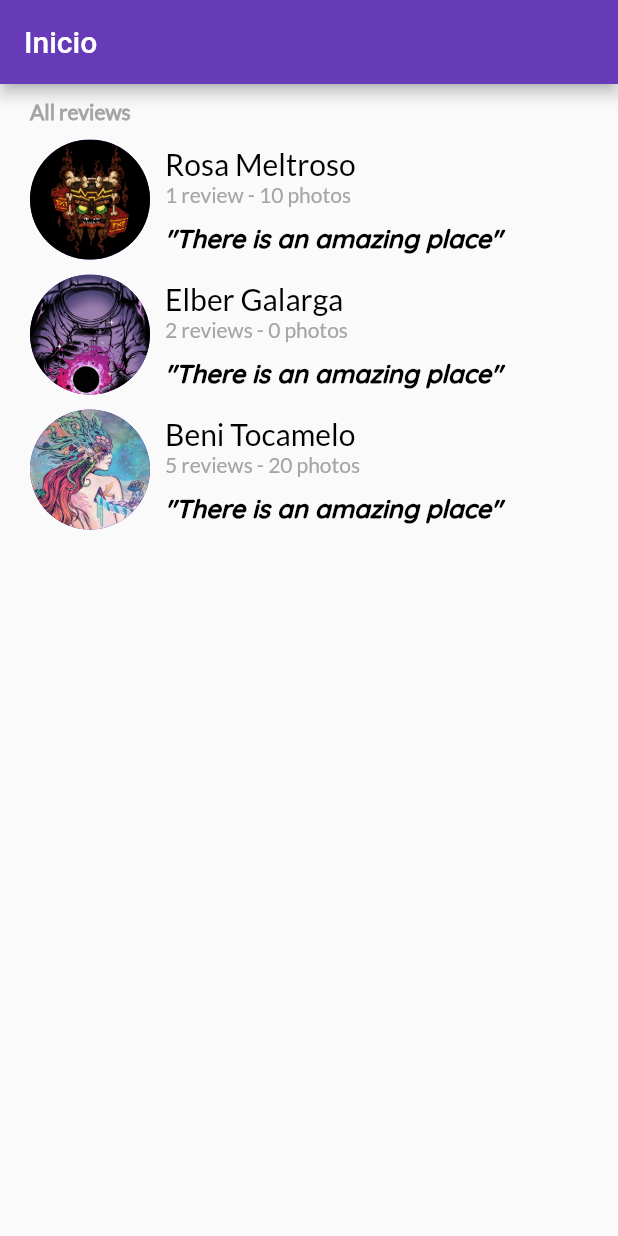
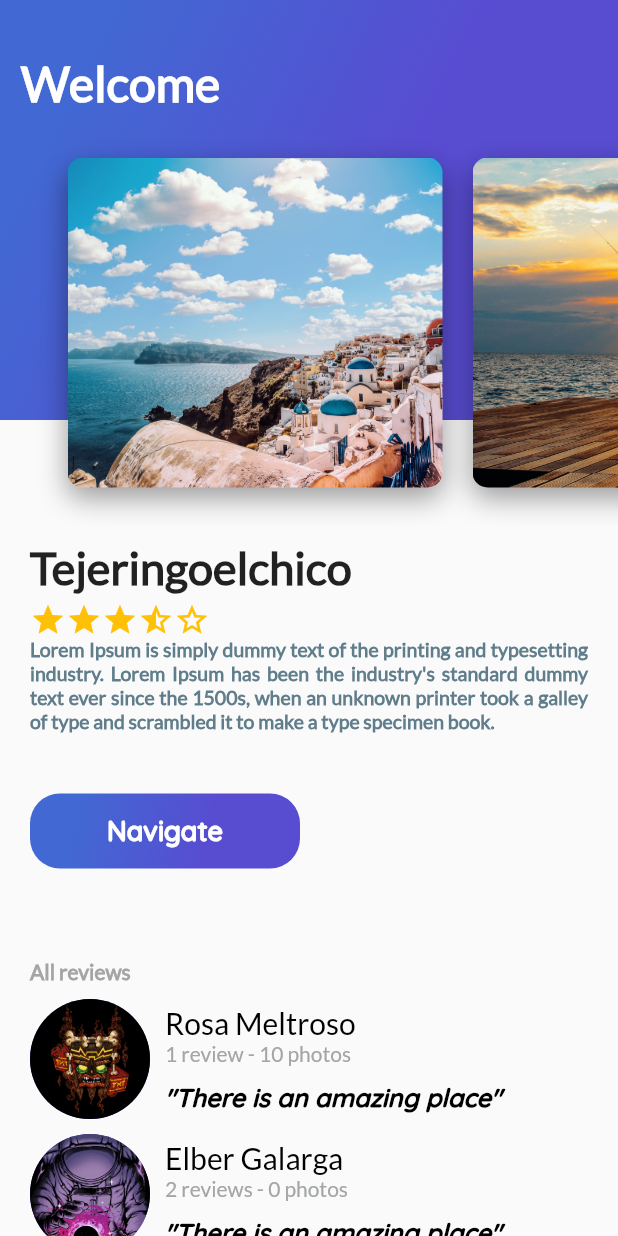
Before and after one commit to mcortegana/flutter-examples, a Flutter app: the screen it shows after launch, on a phone screen of 412 x 824 dp. Run offline on Flutter 3.47's test engine with Material 2 defaults, Android fonts, the phone set to English and light mode, and no system bars.

Commit message:
[DemoTrips] First view completed. + Header background. + ListView. + Scrolling. + Button.

```diff
--- /dev/null
+++ b/demo_trips_app/lib/header/card_image.dart
@@ -0,0 +1,32 @@
+import 'package:flutter/material.dart';
+
+class CardImage extends StatelessWidget {
+  static const String pathFolder = 'assets/images/nature/';
+  String imageName;
+
+  CardImage(this.imageName);
+
+  Widget createCardImage() {
+    return Container(
+        height: 450,
+        width: 250,
+        margin: EdgeInsets.only(top: 80.0, left: 20.0),
+        decoration: BoxDecoration(
+            image: DecorationImage(
+                fit: BoxFit.cover, image: AssetImage('$pathFolder$imageName')),
+            borderRadius: BorderRadius.all(Radius.circular(10)),
+            shape: BoxShape.rectangle,
+            boxShadow: <BoxShadow>[
+              BoxShadow(
+                color: Colors.black38,
+                blurRadius: 15.0,
+                offset: Offset(0.0, 7.0)
+              )
+            ]));
+  }
+
+  @override
+  Widget build(BuildContext context) {
+    return createCardImage();
+  }
+}
--- /dev/null
+++ b/demo_trips_app/lib/header/card_image_list.dart
@@ -0,0 +1,29 @@
+import 'package:demo_trips_app/header/card_image.dart';
+import 'package:flutter/material.dart';
+
+class CardImageList extends StatelessWidget {
+
+  Widget createListView() {
+    return Container(
+      height: 350,
+      child: ListView(
+        padding: EdgeInsets.all(25),
+        scrollDirection: Axis.horizontal,
+        children: <Widget>[
+          CardImage('beach-city.jpg'),
+          CardImage('bay-beach-bicycle.jpg'),
+          CardImage('beach-bright-clear-sky.jpg'),
+          CardImage('beach-buildings-clouds.jpg'),
+          CardImage('beach-calm-coconut-tree.jpg'),
+          CardImage('pascal-debrunner.jpg'),
+        ],
+      ),
+    );
+  }
+
+  @override
+  Widget build(BuildContext context) {
+    return createListView();
+  }
+
+}
--- /dev/null
+++ b/demo_trips_app/lib/header/gradient_background.dart
@@ -0,0 +1,39 @@
+import 'package:flutter/material.dart';
+
+class GradientBackground extends StatelessWidget {
+
+  String viewTitle;
+
+
+  GradientBackground(this.viewTitle);
+
+  @override
+  Widget build(BuildContext context) {
+    // TODO: implement build
+    return Container(
+      height: 280,
+      decoration: BoxDecoration(
+        gradient: LinearGradient(
+          colors: [
+            Color(0xFF4268D3),
+            Color(0xFF584CD1)
+          ],
+          begin: FractionalOffset(0.2, 0.0),
+          end: FractionalOffset(1.0, 0.6),
+          stops: [0.0, 0.6],
+          tileMode: TileMode.clamp
+        )
+      ),
+      child: Text(
+        this.viewTitle,
+        style: TextStyle(
+          color: Colors.white,
+          fontFamily: 'Lato',
+          fontSize: 32,
+          fontWeight: FontWeight.w800
+        )
+      ),
+      alignment: Alignment(-0.9, -0.7),
+    );
+  }
+}
--- /dev/null
+++ b/demo_trips_app/lib/header/header_bar.dart
@@ -0,0 +1,17 @@
+import 'package:demo_trips_app/header/card_image_list.dart';
+import 'package:demo_trips_app/header/gradient_background.dart';
+import 'package:flutter/material.dart';
+
+class HeaderBar extends StatelessWidget {
+
+  final String viewName;
+
+  HeaderBar(this.viewName);
+
+  @override
+  Widget build(BuildContext context) {
+    // TODO: implement build
+    return Stack(
+        children: <Widget>[GradientBackground(this.viewName), CardImageList()]);
+  }
+}
--- a/demo_trips_app/lib/main.dart
+++ b/demo_trips_app/lib/main.dart
@@ -1,7 +1,9 @@
+import 'package:demo_trips_app/header/header_bar.dart';
 import 'package:demo_trips_app/place/description_place.dart';
 import 'package:demo_trips_app/review/review_list.dart';
 import 'package:flutter/cupertino.dart';
 import 'package:flutter/material.dart';
+import 'package:flutter/services.dart';
 
 void main() => runApp(MyApp());
 
@@ -9,21 +11,28 @@ class MyApp extends StatelessWidget {
   // This widget is the root of your application.
 
   String fakeDescription =
-      "Lorem Ipsum is simply dummy text of the printing and typesetting industry. Lorem Ipsum has been the industry's standard dummy text ever since the 1500s, when an unknown printer took a galley of type and scrambled it to make a type specimen book.\n\nLorem Ipsum is simply dummy text of the printing and typesetting industry. Lorem Ipsum has been the industry's standard dummy text ever since the 1500s, when an unknown printer took a galley of type and scrambled it to make a type specimen book.";
+      "Lorem Ipsum is simply dummy text of the printing and typesetting industry. Lorem Ipsum has been the industry's standard dummy text ever since the 1500s, when an unknown printer took a galley of type and scrambled it to make a type specimen book.";
 
   @override
   Widget build(BuildContext context) {
+    SystemChrome.setEnabledSystemUIOverlays([]);
     return MaterialApp(
         title: 'Trips Demo',
         theme: ThemeData(
           primarySwatch: Colors.deepPurple,
         ),
         home: Scaffold(
-          appBar: AppBar(
-            title: Text('Inicio'),
-          ),
-//          body: new DescriptionPlace('Tejeringoelchico',0,fakeDescription),
-        body: ReviewList(),
+        body: Stack(
+          children: <Widget>[
+            ListView(
+              children: <Widget>[
+                DescriptionPlace('Tejeringoelchico',3.6,fakeDescription),
+                ReviewList()
+              ],
+            ),
+            HeaderBar('Welcome')
+          ],
+        )
         )
     );
   }
--- a/demo_trips_app/lib/place/description_place.dart
+++ b/demo_trips_app/lib/place/description_place.dart
@@ -1,3 +1,4 @@
+import 'package:demo_trips_app/shared/button.dart';
 import 'package:flutter/material.dart';
 
 class DescriptionPlace extends StatelessWidget {
@@ -82,12 +83,14 @@ class DescriptionPlace extends StatelessWidget {
   @override
   Widget build(BuildContext context) {
     return Container(
-      margin: EdgeInsets.only(top: 240, right: 20, bottom: 10, left: 20),
+      margin: EdgeInsets.only(top: 360, right: 20, bottom: 10, left: 20),
       child: Column(
+        crossAxisAlignment: CrossAxisAlignment.start,
         children: <Widget>[
           createPlaceName(),
           createRating(),
-          createPlaceDescription()
+          createPlaceDescription(),
+          Button('Navigate', 0xFF4268D3, 0xFF584CD1, context)
         ],
       ),
     );
--- /dev/null
+++ b/demo_trips_app/lib/shared/button.dart
@@ -0,0 +1,48 @@
+import 'package:flutter/material.dart';
+
+class Button extends StatelessWidget {
+  final String buttonValue;
+  final int color1, color2;
+  BuildContext context;
+
+  Button(this.buttonValue, this.color1, this.color2, this.context);
+
+  Widget createButton() {
+
+  }
+
+  @override
+  Widget build(BuildContext context) {
+    // TODO: implement build
+    return InkWell(
+      onTap: () {
+        Scaffold.of(this.context).showSnackBar(
+          SnackBar(content: Text("Navigating"))
+        );
+      },
+      child: Container(
+        margin: EdgeInsets.only(top: 40, bottom: 40),
+        height: 50,
+        width: 180,
+        decoration: BoxDecoration(
+            borderRadius: BorderRadius.all(Radius.circular(20)),
+            gradient: LinearGradient(
+                colors: [Color(this.color1), Color(this.color2)],
+                begin: FractionalOffset(0.2, 0.0),
+                end: FractionalOffset(1.0, 0.6),
+                stops: [0.0, 0.6],
+                tileMode: TileMode.clamp)),
+        child: Center(
+          child: Text(
+            this.buttonValue,
+            style: TextStyle(
+                fontFamily: 'Quicksand',
+                fontSize: 18,
+                fontWeight: FontWeight.bold,
+                color: Colors.white),
+          ),
+        ),
+      ),
+    );
+  }
+}
--- a/demo_trips_app/pubspec.yaml
+++ b/demo_trips_app/pubspec.yaml
@@ -43,6 +43,7 @@ flutter:
   # To add assets to your application, add an assets section, like this:
   assets:
    - assets/images/
+   - assets/images/nature/
 
   # An image asset can refer to one or more resolution-specific "variants", see
   # https://flutter.dev/assets-and-images/#resolution-aware.
```
Also changed, not shown: demo_trips_app/assets/images/nature/bay-beach-bicycle.jpg (added), demo_trips_app/assets/images/nature/beach-bright-clear-sky.jpg (added), demo_trips_app/assets/images/nature/beach-buildings-clouds.jpg (added), demo_trips_app/assets/images/nature/beach-calm-coconut-tree.jpg (added), demo_trips_app/assets/images/nature/beach-city.jpg (added), 2 other files.
